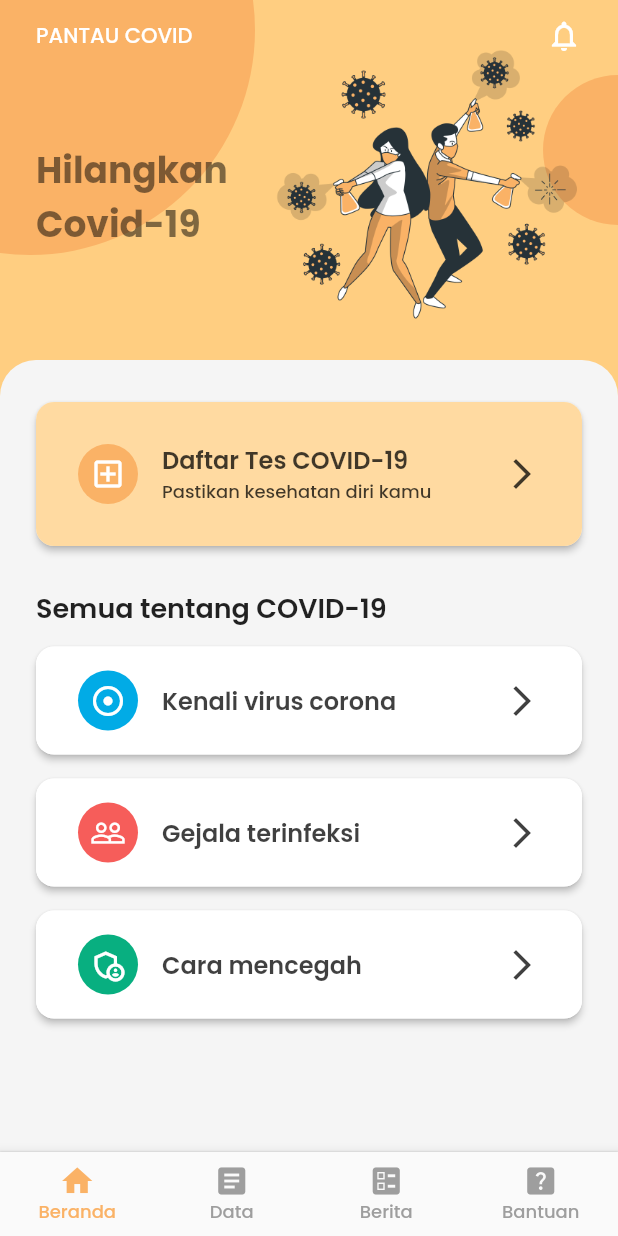
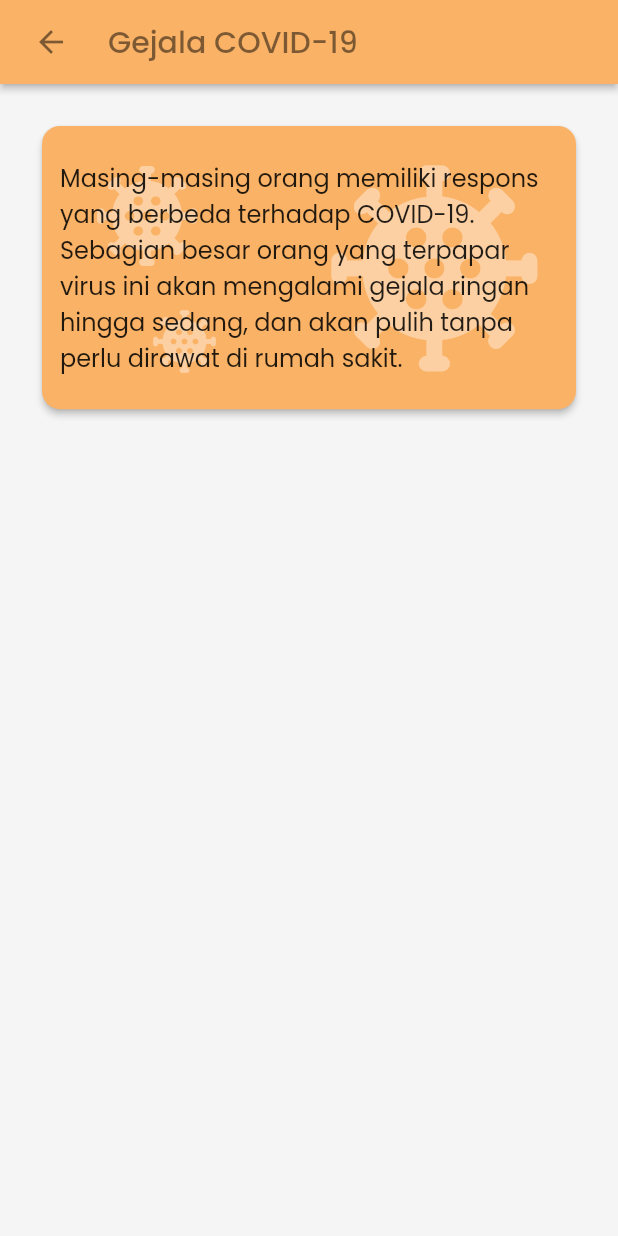
Before and after one commit to nailnafir/pantau-covid, a Flutter app: the screen it shows after launch, after a tap on "Gejala terinfeksi", on a phone screen of 412 x 824 dp. Run offline on Flutter 3.47's test engine with Material 2 defaults, Android fonts, the phone set to English and light mode, and no system bars; our stand-ins replace carousel_slider, get, lottie, percent_indicator, shimmer; missing offline and left inert: web_scraper; network calls fail.

Commit message:
add description in symptoms page

```diff
--- a/lib/pages/home_page.dart
+++ b/lib/pages/home_page.dart
@@ -189,7 +189,9 @@ class _HomePageState extends State<HomePage> {
                     ),
                     SizedBox(height: SpaceConfig.shortSpace),
                     InkWell(
-                      onTap: () {},
+                      onTap: () {
+                        Get.to(SymptompsPage());
+                      },
                       child: ListCardOneLine(
                         backgroundIconColor: ColorTheme.redColor,
                         tileColor: Colors.white,
--- a/lib/pages/pages.dart
+++ b/lib/pages/pages.dart
@@ -17,3 +17,4 @@ part 'news_page.dart';
 part 'support_page.dart';
 part 'faq_page.dart';
 part 'about_page.dart';
+part 'symptoms_page.dart';
--- /dev/null
+++ b/lib/pages/symptoms_page.dart
@@ -0,0 +1,102 @@
+part of 'pages.dart';
+
+class SymptompsPage extends StatelessWidget {
+  const SymptompsPage({Key? key}) : super(key: key);
+
+  @override
+  Widget build(BuildContext context) {
+    return Scaffold(
+      backgroundColor: ColorTheme.bgLight,
+      appBar: AppBar(
+        elevation: 2,
+        backgroundColor: ColorTheme.secondaryColor,
+        leading: Container(
+          margin: EdgeInsets.only(left: SpaceConfig.normalSpace),
+          child: IconButton(
+            onPressed: () {
+              Get.back();
+            },
+            icon: Icon(
+              Icons.arrow_back,
+              color: Colors.black.withOpacity(0.5),
+            ),
+          ),
+        ),
+        title: Text(
+          "Gejala COVID-19",
+          style: TypeTheme.titleTextFont.copyWith(
+            fontWeight: FontWeight.w500,
+            color: Colors.black.withOpacity(0.5),
+          ),
+        ),
+      ),
+      body: Container(
+        padding: EdgeInsets.symmetric(
+          vertical: SpaceConfig.longSpace,
+          horizontal: SpaceConfig.longSpace,
+        ),
+        child: Column(
+          children: [
+            Card(
+              color: ColorTheme.secondaryColor,
+              shape: RoundedRectangleBorder(
+                borderRadius: BorderRadius.circular(SpaceConfig.normalSpace),
+              ),
+              elevation: 2,
+              child: Stack(
+                alignment: Alignment.center,
+                children: [
+                  Align(
+                    alignment: Alignment.centerRight,
+                    child: Container(
+                      padding: EdgeInsets.all(SpaceConfig.normalSpace),
+                      child: Icon(
+                        Icons.coronavirus,
+                        color: Colors.white.withAlpha(100),
+                        size: MediaQuery.of(context).size.width / 2.5,
+                      ),
+                    ),
+                  ),
+                  Positioned(
+                    top: 0,
+                    left: 10,
+                    child: Container(
+                      padding: EdgeInsets.all(
+                          SpaceConfig.normalSpace + SpaceConfig.shortSpace),
+                      child: Icon(
+                        Icons.coronavirus,
+                        color: Colors.white.withAlpha(100),
+                        size: 80,
+                      ),
+                    ),
+                  ),
+                  Positioned(
+                    bottom: 0,
+                    left: 50,
+                    child: Container(
+                      padding: EdgeInsets.all(
+                          SpaceConfig.normalSpace + SpaceConfig.shortSpace),
+                      child: Icon(
+                        Icons.coronavirus,
+                        color: Colors.white.withAlpha(100),
+                        size: 50,
+                      ),
+                    ),
+                  ),
+                  Container(
+                    padding: EdgeInsets.all(SpaceConfig.normalSpace),
+                    child: Text(
+                      "Masing-masing orang memiliki respons yang berbeda terhadap COVID-19. Sebagian besar orang yang terpapar virus ini akan mengalami gejala ringan hingga sedang, dan akan pulih tanpa perlu dirawat di rumah sakit.",
+                      style: TypeTheme.bigTextFont,
+                    ),
+                  ),
+                ],
+              ),
+            ),
+            SizedBox(height: SpaceConfig.longSpace),
+          ],
+        ),
+      ),
+    );
+  }
+}
```
